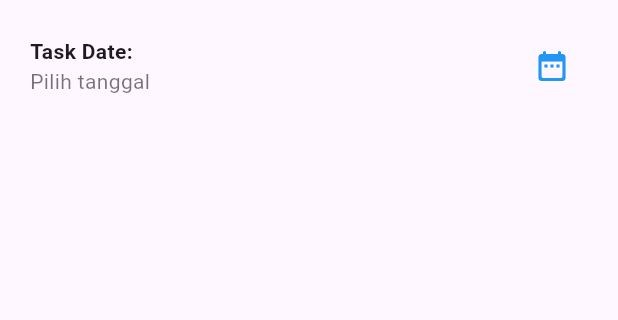
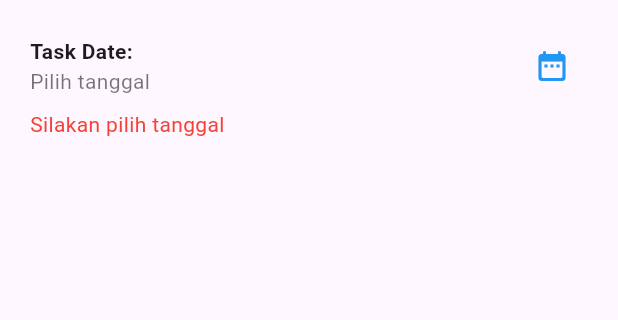
Before and after one commit to IAMHUDA/TodoApp_0049, a Flutter app: the screen it shows after launch, on a phone screen of 412 x 824 dp, the part 84-404 px from its top. Run offline on Flutter 3.47's test engine with Material 3 defaults, Android fonts, the phone set to English and light mode, and no system bars; missing offline and left inert: bottom_picker.

Commit message:
add kondisi saat belum select tanggal

```diff
--- a/lib/todo_app.dart
+++ b/lib/todo_app.dart
@@ -50,7 +50,13 @@ class _TodoAppState extends State<TodoApp> {
                     icon: const Icon(Icons.date_range_rounded, color: Colors.blue),
                   ),
             ],
-          )
+          ),
+          if (selectedDate == null)
+                const Padding(
+                  padding: EdgeInsets.symmetric(vertical: 5),
+                  child: Text("Silakan pilih tanggal", style: TextStyle(color: Colors.red)),
+                ),
+              const SizedBox(height: 10),
         ],
       ),
       )
```
